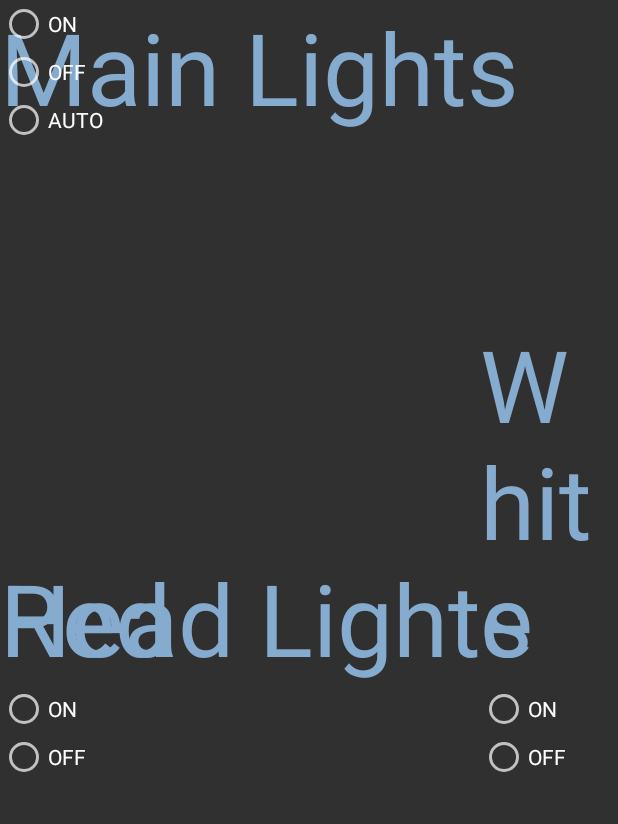
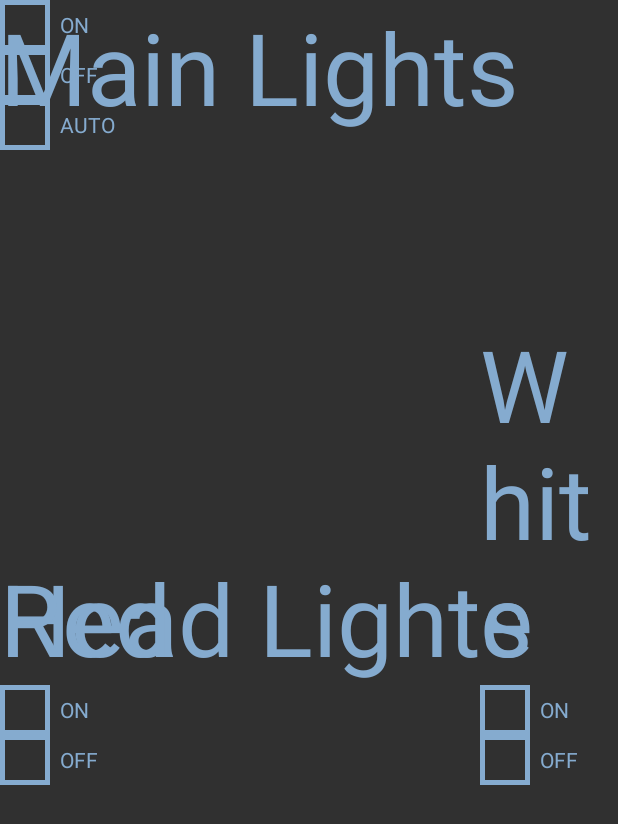
Before and after one commit to SFU-Embedded-Cosplay/Halo-Suit-Android, an Android app: the layout fragment_lighting.xml on its own in the app's theme, with its tools: preview values and no code run, on a phone screen of 412 x 824 dp. Shown: the top 824 px of the screen. Run offline under Robolectric (Android 15) with nearby library versions, the phone set to English and light mode, and no system bars.

Commit message:
commit for merge

```diff
--- a/ProjectSpartanV2/app/src/main/AndroidManifest.xml
+++ b/ProjectSpartanV2/app/src/main/AndroidManifest.xml
@@ -6,11 +6,12 @@
     <uses-permission android:name="android.permission.INTERNET" />
     <uses-permission android:name="android.permission.BLUETOOTH"/>
     <uses-permission android:name="android.permission.BLUETOOTH_ADMIN"/>
+    <uses-permission android:name="android.permission.WAKE_LOCK"/>
     <application
         android:allowBackup="true"
         android:icon="@drawable/ic_launcher"
         android:label="@string/app_name"
-        android:theme="@style/Theme.AppCompat.NoActionBar" >
+        android:theme="@style/AppTheme">
         <activity
             android:name=".MainActivity"
             android:label="@string/app_name"
--- /dev/null
+++ b/ProjectSpartanV2/app/src/main/res/drawable/radio.xml
@@ -0,0 +1,17 @@
+<?xml version="1.0" encoding="utf-8"?>
+<selector xmlns:android="http://schemas.android.com/apk/res/android">
+    <item android:state_checked="true" android:state_window_focused="false"
+        android:drawable="@drawable/radio_on" />
+    <item android:state_checked="false" android:state_window_focused="false"
+        android:drawable="@drawable/radio_off" />
+    <item android:state_checked="true" android:state_pressed="true"
+        android:drawable="@drawable/radio_on" />
+    <item android:state_checked="false" android:state_pressed="true"
+        android:drawable="@drawable/radio_off" />
+    <item android:state_checked="true" android:state_focused="true"
+        android:drawable="@drawable/radio_on" />
+    <item android:state_checked="false" android:state_focused="true"
+        android:drawable="@drawable/radio_off" />
+    <item android:state_checked="false" android:drawable="@drawable/radio_off" />
+    <item android:state_checked="true" android:drawable="@drawable/radio_on" />
+</selector>
--- a/ProjectSpartanV2/app/src/main/res/layout/fragment_cooling.xml
+++ b/ProjectSpartanV2/app/src/main/res/layout/fragment_cooling.xml
@@ -47,7 +47,7 @@
             android:layout_width="wrap_content"
             android:layout_height="wrap_content"
             android:textAppearance="?android:attr/textAppearanceLarge"
-            android:text="1000"
+            android:text="0"
             android:id="@+id/flowPump"
             android:textSize="150px"
             android:textColor="@color/HaloLightBlue" />
--- a/ProjectSpartanV2/app/src/main/res/layout/fragment_lighting.xml
+++ b/ProjectSpartanV2/app/src/main/res/layout/fragment_lighting.xml
@@ -24,20 +24,23 @@
         <RadioButton
             android:layout_width="wrap_content"
             android:layout_height="wrap_content"
-            android:text="ON"
-            android:id="@+id/radioButton" />
+            android:text="  ON"
+            android:id="@+id/mainlightson"
+            android:textColor="@color/HaloLightBlue" />
 
         <RadioButton
             android:layout_width="wrap_content"
             android:layout_height="wrap_content"
-            android:text="OFF"
-            android:id="@+id/radioButton2" />
+            android:text="  OFF"
+            android:id="@+id/mainlightsoff"
+            android:textColor="@color/HaloLightBlue" />
 
         <RadioButton
             android:layout_width="wrap_content"
             android:layout_height="wrap_content"
-            android:text="AUTO"
-            android:id="@+id/radioButton3" />
+            android:text="  AUTO"
+            android:id="@+id/mainlightsauto"
+            android:textColor="@color/HaloLightBlue" />
     </RadioGroup>
 
     <TextView
@@ -60,14 +63,16 @@
         <RadioButton
             android:layout_width="wrap_content"
             android:layout_height="wrap_content"
-            android:text="ON"
-            android:id="@+id/radioButton6" />
+            android:text="  ON"
+            android:id="@+id/redlightson"
+            android:textColor="@color/HaloLightBlue" />
 
         <RadioButton
             android:layout_width="wrap_content"
             android:layout_height="wrap_content"
-            android:text="OFF"
-            android:id="@+id/radioButton7" />
+            android:text="  OFF"
+            android:id="@+id/redlightsoff"
+            android:textColor="@color/HaloLightBlue" />
     </RadioGroup>
 
     <RadioGroup
@@ -79,14 +84,16 @@
         <RadioButton
             android:layout_width="wrap_content"
             android:layout_height="wrap_content"
-            android:text="ON"
-            android:id="@+id/radioButton4" />
+            android:text="  ON"
+            android:id="@+id/whitelightson"
+            android:textColor="@color/HaloLightBlue" />
 
         <RadioButton
             android:layout_width="wrap_content"
             android:layout_height="wrap_content"
-            android:text="OFF"
-            android:id="@+id/radioButton5" />
+            android:text="  OFF"
+            android:id="@+id/whitelightsoff"
+            android:textColor="@color/HaloLightBlue" />
     </RadioGroup>
 
     <TextView
--- a/ProjectSpartanV2/app/src/main/res/values/styles.xml
+++ b/ProjectSpartanV2/app/src/main/res/values/styles.xml
@@ -1,8 +1,10 @@
 <resources>
 
     <!-- Base application theme. -->
-    <style name="AppTheme" parent="Theme.AppCompat.Light.DarkActionBar">
-        <!-- Customize your theme here. -->
+    <style name="AppTheme" parent="Theme.AppCompat.NoActionBar">
+        <item name="android:radioButtonStyle">@style/RadioButton</item>
     </style>
-
+    <style name="RadioButton" parent="android:Widget.CompoundButton.RadioButton">
+        <item name="android:button">@drawable/radio</item>
+    </style>
 </resources>
```
Also changed, not shown: ProjectSpartanV2/app/src/main/java/com/haloproject/projectspartanv2/MainActivity.java (+85 -5 lines), ProjectSpartanV2/app/src/main/res/layout/warning.xml (+19 -2 lines), ProjectSpartanV2/app/src/main/res/drawable-xxhdpi/radio_off.png (added), ProjectSpartanV2/app/src/main/res/drawable-xxhdpi/radio_on.png (added), ProjectSpartanV2/app/src/main/res/drawable-xxhdpi/radio_on_on.png (added).
